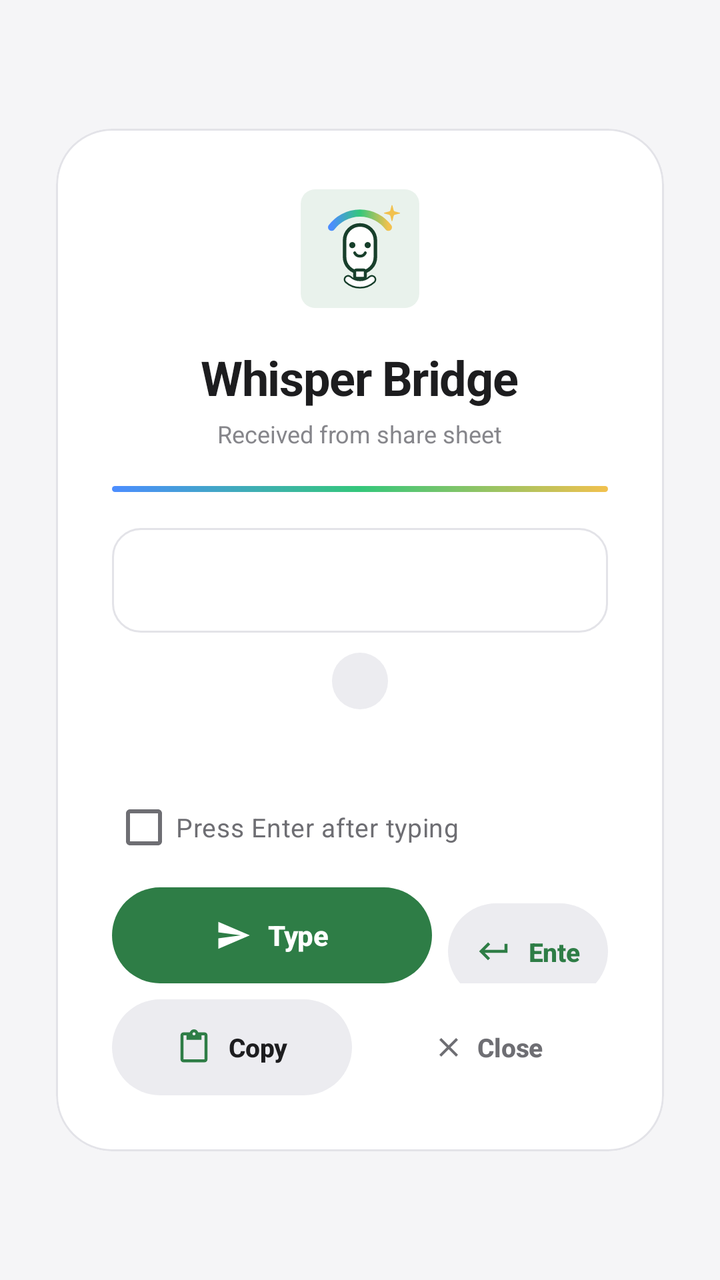
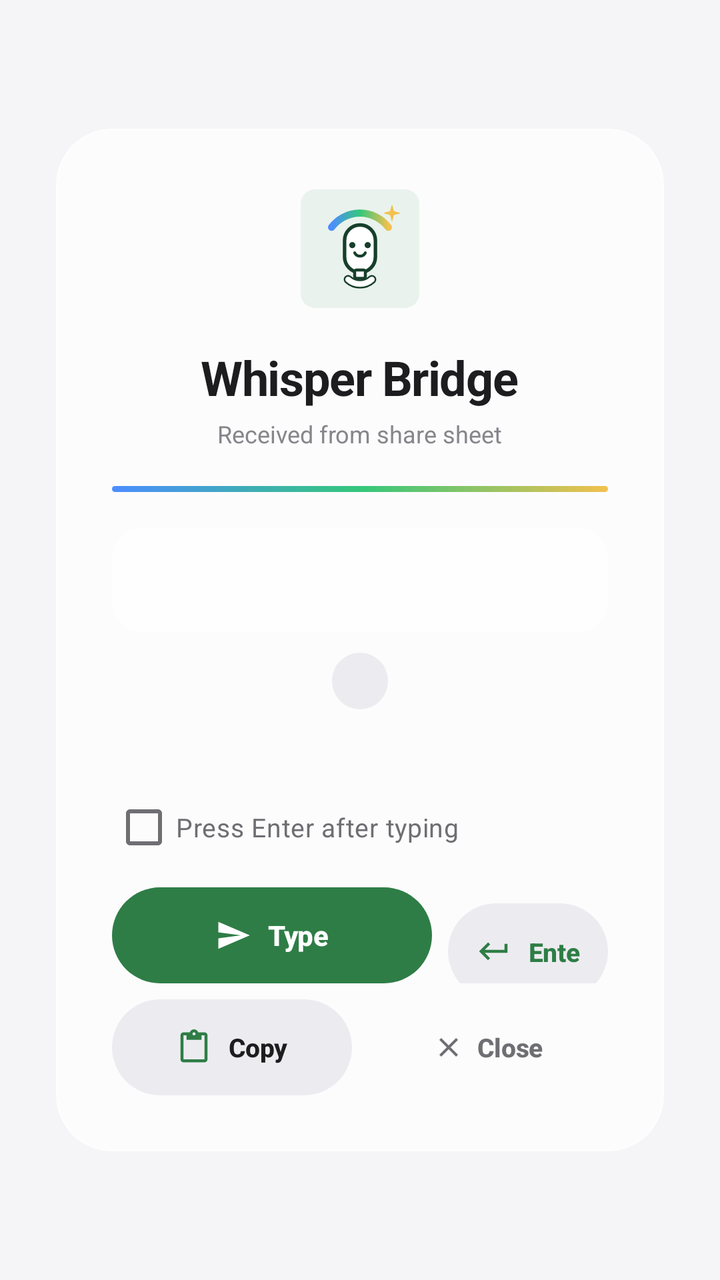

Two renders of the same Android screen: before a commit and after it. Below are the layout's source before the change and the commit's diff.
<!-- AndroidManifest.xml: activity theme Theme.WhisperBridge -->
<!-- res/layout/activity_share_receiver.xml -->
<?xml version="1.0" encoding="utf-8"?>
<LinearLayout xmlns:android="http://schemas.android.com/apk/res/android"
    xmlns:app="http://schemas.android.com/apk/res-auto"
    android:layout_width="match_parent"
    android:layout_height="match_parent"
    android:background="@color/bg"
    android:gravity="center"
    android:orientation="vertical"
    android:padding="28dp">

    <com.google.android.material.card.MaterialCardView
        android:id="@+id/shareCard"
        android:layout_width="match_parent"
        android:layout_height="wrap_content"
        app:cardBackgroundColor="@color/card_bg"
        app:cardCornerRadius="28dp"
        app:cardElevation="0dp"
        app:strokeColor="@color/border"
        app:strokeWidth="1dp">

        <LinearLayout
            android:layout_width="match_parent"
            android:layout_height="wrap_content"
            android:gravity="center_horizontal"
            android:orientation="vertical"
            android:padding="28dp">

            <ImageView
                android:layout_width="64dp"
                android:layout_height="64dp"
                android:src="@drawable/brand_mark"
                android:contentDescription="Whisper Bridge" />

            <TextView
                android:layout_width="wrap_content"
                android:layout_height="wrap_content"
                android:layout_marginTop="16dp"
                android:text="Whisper Bridge"
                android:textColor="@color/text_primary"
                android:textSize="24sp"
                android:textStyle="bold"
                android:letterSpacing="-0.02" />

            <TextView
                android:layout_width="wrap_content"
                android:layout_height="wrap_content"
                android:layout_marginTop="4dp"
                android:letterSpacing="0"
                android:text="Received from share sheet"
                android:textColor="@color/text_tertiary"
                android:textSize="12sp" />

            <View
                android:id="@+id/accentLine"
                android:layout_width="match_parent"
                android:layout_height="3dp"
                android:layout_marginTop="18dp"
                android:background="@drawable/gradient_accent" />

            <FrameLayout
                android:layout_width="match_parent"
                android:layout_height="wrap_content"
                android:layout_marginTop="18dp"
                android:background="@drawable/bg_field_round"
                android:padding="16dp">

                <TextView
                    android:id="@+id/tvPreview"
                    android:layout_width="match_parent"
                    android:layout_height="wrap_content"
                    android:maxLines="8"
                    android:textColor="@color/text_primary"
                    android:textSize="15sp"
                    android:lineSpacingExtra="3dp" />
            </FrameLayout>

            <TextView
                android:id="@+id/tvCharCount"
                android:layout_width="wrap_content"
                android:layout_height="wrap_content"
                android:layout_marginTop="10dp"
                android:background="@drawable/bg_chip"
                android:paddingHorizontal="14dp"
                android:paddingVertical="6dp"
                android:textColor="@color/text_secondary"
                android:textSize="12sp"
                android:textStyle="bold" />

            <ProgressBar
                android:id="@+id/progress"
                style="?android:attr/progressBarStyleSmall"
                android:layout_width="24dp"
                android:layout_height="24dp"
                android:layout_marginTop="16dp"
                android:indeterminateTint="@color/accent"
                android:visibility="gone" />

            <TextView
                android:id="@+id/tvStatus"
                android:layout_width="wrap_content"
                android:layout_height="wrap_content"
                android:layout_marginTop="10dp"
                android:textColor="@color/text_secondary"
                android:textSize="14sp" />

            <CheckBox
                android:id="@+id/cbEnterAfter"
                android:layout_width="match_parent"
                android:layout_height="wrap_content"
                android:layout_marginTop="10dp"
                android:text="Press Enter after typing"
                android:textColor="@color/text_secondary"
                android:textSize="13sp"
                android:buttonTint="@color/accent"
                android:minHeight="40dp" />

            <LinearLayout
                android:layout_width="match_parent"
                android:layout_height="wrap_content"
                android:layout_marginTop="10dp"
                android:orientation="horizontal">

                <com.google.android.material.button.MaterialButton
                    android:id="@+id/btnSend"
                    style="@style/WB.IconStartButton"
                    android:layout_width="0dp"
                    android:layout_height="48dp"
                    android:layout_weight="2"
                    android:text="Type"
                    android:textSize="14sp"
                    app:backgroundTint="@color/accent"
                    app:icon="@drawable/ic_send"
                    app:iconTint="@android:color/white" />

                <com.google.android.material.button.MaterialButton
                    android:id="@+id/btnEnter"
                    style="@style/WB.IconStartOutlined"
                    android:layout_width="0dp"
                    android:layout_height="48dp"
                    android:layout_marginStart="8dp"
                    android:layout_weight="1"
                    android:text="Enter"
                    android:textColor="@color/accent"
                    android:textSize="13sp"
                    app:icon="@drawable/ic_enter"
                    app:iconTint="@color/accent" />

            </LinearLayout>

            <LinearLayout
                android:layout_width="match_parent"
                android:layout_height="wrap_content"
                android:layout_marginTop="8dp"
                android:orientation="horizontal">

                <com.google.android.material.button.MaterialButton
                    android:id="@+id/btnClipboard"
                    style="@style/WB.IconStartOutlined"
                    android:layout_width="0dp"
                    android:layout_height="48dp"
                    android:layout_weight="1"
                    android:text="Copy"
                    android:textColor="@color/text_primary"
                    android:textSize="13sp"
                    app:icon="@drawable/ic_clipboard"
                    app:iconTint="@color/accent" />

                <com.google.android.material.button.MaterialButton
                    android:id="@+id/btnDismiss"
                    style="@style/WB.IconStartText"
                    android:layout_width="0dp"
                    android:layout_height="48dp"
                    android:layout_marginStart="8dp"
                    android:layout_weight="1"
                    android:text="Close"
                    android:textColor="@color/text_secondary"
                    android:textSize="13sp"
                    app:icon="@drawable/ic_close"
                    app:iconTint="@color/text_secondary" />
            </LinearLayout>
        </LinearLayout>
    </com.google.android.material.card.MaterialCardView>
</LinearLayout>
<!-- resources referenced by this layout -->
<resources>
  <color name="accent">#2E7D46</color>
  <color name="bg">#F5F5F7</color>
  <color name="border">#E3E3E8</color>
  <color name="card_bg">#FFFFFF</color>
  <color name="text_primary">#1D1D1F</color>
  <color name="text_secondary">#6E6E73</color>
  <color name="text_tertiary">#86868B</color>
  <!-- drawable bg_chip (drawable) -->
  <?xml version="1.0" encoding="utf-8"?>
  <shape xmlns:android="http://schemas.android.com/apk/res/android"
      android:shape="rectangle">
      <corners android:radius="999dp" />
      <solid android:color="@color/chip_bg" />
  </shape>
  <!-- drawable bg_field_round (drawable) -->
  <?xml version="1.0" encoding="utf-8"?>
  <selector xmlns:android="http://schemas.android.com/apk/res/android">
      <item android:state_focused="true">
          <shape android:shape="rectangle">
              <corners android:radius="14dp" />
              <solid android:color="@color/card_bg" />
              <stroke android:width="1.5dp" android:color="@color/accent" />
          </shape>
      </item>
      <item>
          <shape android:shape="rectangle">
              <corners android:radius="14dp" />
              <solid android:color="@color/card_bg" />
              <stroke android:width="1dp" android:color="@color/border" />
          </shape>
      </item>
  </selector>
  <!-- drawable gradient_accent (drawable) -->
  <?xml version="1.0" encoding="utf-8"?>
  <shape xmlns:android="http://schemas.android.com/apk/res/android"
      android:shape="rectangle">
      <corners android:radius="2dp" />
      <gradient
          android:type="linear"
          android:angle="0"
          android:startColor="@color/grad_blue"
          android:centerColor="@color/grad_green"
          android:endColor="@color/grad_amber" />
  </shape>
  <!-- drawable ic_close (drawable) -->
  <?xml version="1.0" encoding="utf-8"?>
  <vector xmlns:android="http://schemas.android.com/apk/res/android"
      android:width="24dp" android:height="24dp"
      android:viewportWidth="24" android:viewportHeight="24">
      <path android:fillColor="@color/text_secondary"
          android:pathData="M19,6.41 L17.59,5 L12,10.59 L6.41,5 L5,6.41 L10.59,12 L5,17.59 L6.41,19 L12,13.41 L17.59,19 L19,17.59 L13.41,12 z" />
  </vector>
  <!-- drawable ic_enter (drawable) -->
  <?xml version="1.0" encoding="utf-8"?>
  <vector xmlns:android="http://schemas.android.com/apk/res/android"
      android:width="24dp"
      android:height="24dp"
      android:viewportWidth="24"
      android:viewportHeight="24">
      <path
          android:fillColor="#FF000000"
          android:pathData="M19,7v4H5.83l3.58,-3.59L8,6l-6,6 6,6 1.41,-1.41L5.83,13H21V7h-2z" />
  </vector>
  <!-- drawable ic_send (drawable) -->
  <?xml version="1.0" encoding="utf-8"?>
  <vector xmlns:android="http://schemas.android.com/apk/res/android"
      android:width="24dp" android:height="24dp"
      android:viewportWidth="24" android:viewportHeight="24">
      <path android:fillColor="@color/text_secondary"
          android:pathData="M2.01,21 L23,12 L2.01,3 L2,10 l15,2 -15,2 z" />
  </vector>
  <style name="Theme.WhisperBridge" parent="Theme.WhisperBridge.Base" />
  <color name="chip_bg">#ECECF0</color>
  <color name="grad_blue">#4C8DFF</color>
  <color name="grad_green">#34C77B</color>
  <color name="grad_amber">#F2C14E</color>
  <color name="on_neutral">#FFFFFF</color>
  <color name="green_soft">#E9F2EC</color>
  <color name="green_text">#2E7D46</color>
  <color name="surface">#EFEFF2</color>
  <!-- unchanged entries left out for length: 6 -->
</resources>

<!-- the commit's change to res/layout/activity_share_receiver.xml (unified diff, before → after) -->
@@ -1,21 +1,30 @@
 <?xml version="1.0" encoding="utf-8"?>
-<LinearLayout xmlns:android="http://schemas.android.com/apk/res/android"
+<FrameLayout xmlns:android="http://schemas.android.com/apk/res/android"
     xmlns:app="http://schemas.android.com/apk/res-auto"
     android:layout_width="match_parent"
     android:layout_height="match_parent"
-    android:background="@color/bg"
-    android:gravity="center"
-    android:orientation="vertical"
-    android:padding="28dp">
+    android:background="@color/bg">
+
+    <FrameLayout
+        android:id="@+id/ambientLayer"
+        android:layout_width="match_parent"
+        android:layout_height="match_parent" />
+
+    <LinearLayout
+        android:layout_width="match_parent"
+        android:layout_height="match_parent"
+        android:gravity="center"
+        android:orientation="vertical"
+        android:padding="28dp">
 
     <com.google.android.material.card.MaterialCardView
         android:id="@+id/shareCard"
         android:layout_width="match_parent"
         android:layout_height="wrap_content"
-        app:cardBackgroundColor="@color/card_bg"
+        app:cardBackgroundColor="@color/glass_card"
         app:cardCornerRadius="28dp"
         app:cardElevation="0dp"
-        app:strokeColor="@color/border"
+        app:strokeColor="@color/glass_border"
         app:strokeWidth="1dp">
 
         <LinearLayout
@@ -180,4 +189,5 @@
             </LinearLayout>
         </LinearLayout>
     </com.google.android.material.card.MaterialCardView>
-</LinearLayout>
+    </LinearLayout>
+</FrameLayout>
<!-- resource entries referenced after the edit -->
@@ -2,6 +2,8 @@
 <resources>
   <color name="accent">#2E7D46</color>
   <color name="bg">#F5F5F7</color>
+  <color name="glass_border">#40FFFFFF</color>
+  <color name="glass_card">#B8FFFFFF</color>
   <color name="border">#E3E3E8</color>
   <color name="card_bg">#FFFFFF</color>
   <color name="text_primary">#1D1D1F</color>
@@ -20,15 +22,15 @@
       <item android:state_focused="true">
           <shape android:shape="rectangle">
               <corners android:radius="14dp" />
-              <solid android:color="@color/card_bg" />
+              <solid android:color="@color/glass_input" />
               <stroke android:width="1.5dp" android:color="@color/accent" />
           </shape>
       </item>
       <item>
           <shape android:shape="rectangle">
               <corners android:radius="14dp" />
-              <solid android:color="@color/card_bg" />
-              <stroke android:width="1dp" android:color="@color/border" />
+              <solid android:color="@color/glass_input" />
+              <stroke android:width="1dp" android:color="@color/glass_border" />
           </shape>
       </item>
   </selector>
@@ -73,6 +75,7 @@
   </vector>
   <style name="Theme.WhisperBridge" parent="Theme.WhisperBridge.Base" />
   <color name="chip_bg">#ECECF0</color>
+  <color name="glass_input">#A6FFFFFF</color>
   <color name="grad_blue">#4C8DFF</color>
   <color name="grad_green">#34C77B</color>
   <color name="grad_amber">#F2C14E</color>
